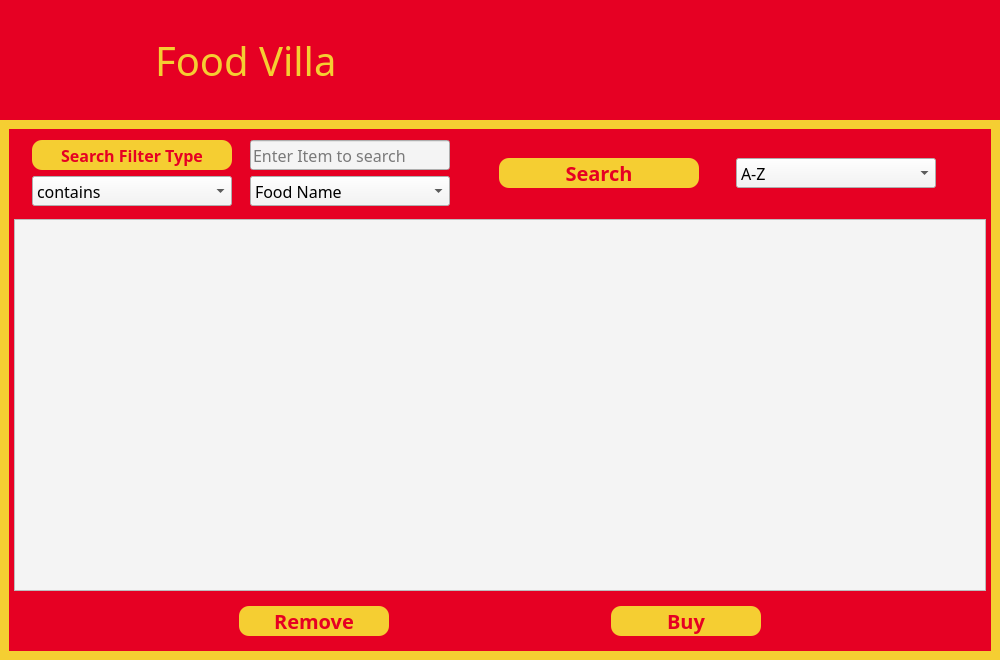
The window that views/main.ui (AbdulRehman7590/DSA_FinalProject) describes before a commit, drawn with Qt 5.
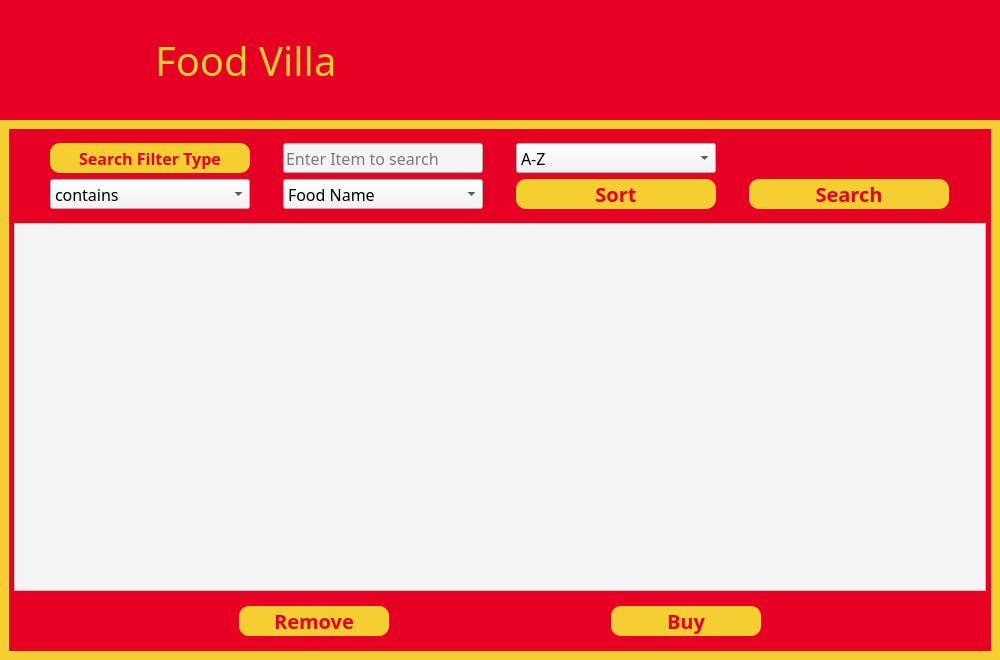
The same window after the commit. Icons and pictures are not drawn.

Patch:
```diff
--- a/views/main.ui
+++ b/views/main.ui
@@ -3982,21 +3982,6 @@
                   </size>
                  </property>
                  <layout class="QGridLayout" name="gridLayout_11">
-                  <property name="leftMargin">
-                   <number>0</number>
-                  </property>
-                  <property name="topMargin">
-                   <number>0</number>
-                  </property>
-                  <property name="rightMargin">
-                   <number>0</number>
-                  </property>
-                  <property name="bottomMargin">
-                   <number>0</number>
-                  </property>
-                  <property name="spacing">
-                   <number>0</number>
-                  </property>
                   <item row="0" column="0">
                    <widget class="QLabel" name="sflabel_5">
                     <property name="minimumSize">
@@ -4065,7 +4050,7 @@
                     </property>
                    </widget>
                   </item>
-                  <item row="0" column="2" rowspan="2">
+                  <item row="0" column="2">
                    <widget class="QWidget" name="widget_30" native="true">
                     <property name="maximumSize">
                      <size>
@@ -4089,47 +4074,6 @@
                      <property name="bottomMargin">
                       <number>0</number>
                      </property>
-                     <item>
-                      <widget class="QPushButton" name="start_Search_2">
-                       <property name="minimumSize">
-                        <size>
-                         <width>0</width>
-                         <height>0</height>
-                        </size>
-                       </property>
-                       <property name="maximumSize">
-                        <size>
-                         <width>200</width>
-                         <height>30</height>
-                        </size>
-                       </property>
-                       <property name="font">
-                        <font>
-                         <family>Rockwell</family>
-                         <pointsize>15</pointsize>
-                         <weight>75</weight>
-                         <bold>true</bold>
-                        </font>
-                       </property>
-                       <property name="cursor">
-                        <cursorShape>PointingHandCursor</cursorShape>
-                       </property>
-                       <property name="styleSheet">
-                        <string notr="true">QPushButton{
-	color: rgba(230, 0, 35, 1);
-	background-color:rgba(245, 206, 50, 1);
-	border-radius:10%;
-}
-QPushButton:hover{
-	background-color: rgb(244,244,244);
-	color:rgba(245, 206, 50, 1);
-}	</string>
-                       </property>
-                       <property name="text">
-                        <string>Search</string>
-                       </property>
-                      </widget>
-                     </item>
                      <item>
                       <widget class="QComboBox" name="admin_attribute_3">
                        <property name="minimumSize">
@@ -4254,6 +4198,88 @@
                     </item>
                    </widget>
                   </item>
+                  <item row="1" column="2">
+                   <widget class="QPushButton" name="start_Sort_Btn">
+                    <property name="minimumSize">
+                     <size>
+                      <width>0</width>
+                      <height>0</height>
+                     </size>
+                    </property>
+                    <property name="maximumSize">
+                     <size>
+                      <width>200</width>
+                      <height>30</height>
+                     </size>
+                    </property>
+                    <property name="font">
+                     <font>
+                      <family>Rockwell</family>
+                      <pointsize>15</pointsize>
+                      <weight>75</weight>
+                      <bold>true</bold>
+                     </font>
+                    </property>
+                    <property name="cursor">
+                     <cursorShape>PointingHandCursor</cursorShape>
+                    </property>
+                    <property name="styleSheet">
+                     <string notr="true">QPushButton{
+	color: rgba(230, 0, 35, 1);
+	background-color:rgba(245, 206, 50, 1);
+	border-radius:10%;
+}
+QPushButton:hover{
+	background-color: rgb(244,244,244);
+	color:rgba(245, 206, 50, 1);
+}	</string>
+                    </property>
+                    <property name="text">
+                     <string>Sort</string>
+                    </property>
+                   </widget>
+                  </item>
+                  <item row="1" column="3">
+                   <widget class="QPushButton" name="start_Search_2">
+                    <property name="minimumSize">
+                     <size>
+                      <width>0</width>
+                      <height>0</height>
+                     </size>
+                    </property>
+                    <property name="maximumSize">
+                     <size>
+                      <width>200</width>
+                      <height>30</height>
+                     </size>
+                    </property>
+                    <property name="font">
+                     <font>
+                      <family>Rockwell</family>
+                      <pointsize>15</pointsize>
+                      <weight>75</weight>
+                      <bold>true</bold>
+                     </font>
+                    </property>
+                    <property name="cursor">
+                     <cursorShape>PointingHandCursor</cursorShape>
+                    </property>
+                    <property name="styleSheet">
+                     <string notr="true">QPushButton{
+	color: rgba(230, 0, 35, 1);
+	background-color:rgba(245, 206, 50, 1);
+	border-radius:10%;
+}
+QPushButton:hover{
+	background-color: rgb(244,244,244);
+	color:rgba(245, 206, 50, 1);
+}	</string>
+                    </property>
+                    <property name="text">
+                     <string>Search</string>
+                    </property>
+                   </widget>
+                  </item>
                  </layout>
                 </widget>
                </item>
```
